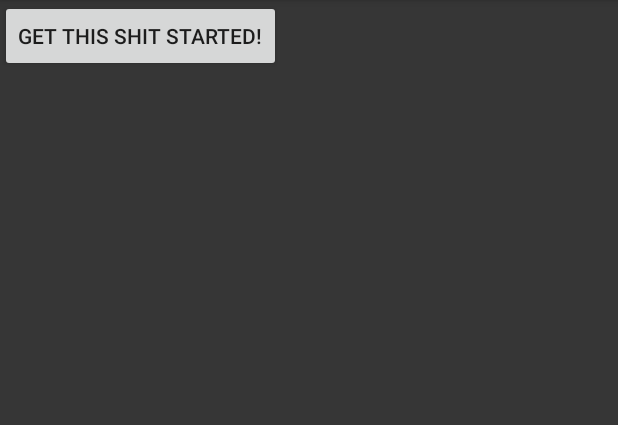
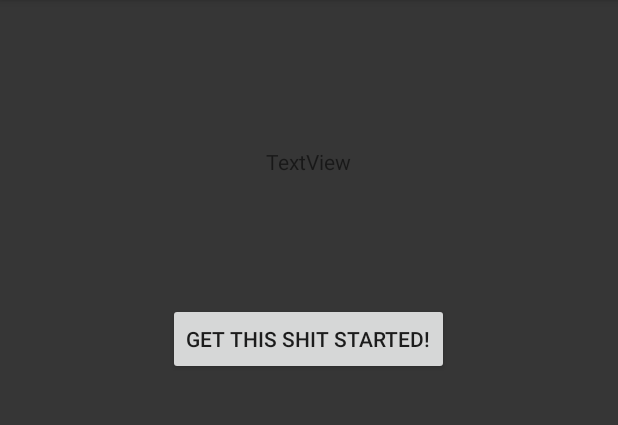
Before and after one commit to jaemoonpark/TapDemo, an Android app: the screen it shows after launch (WelcomeActivity), on a phone screen of 412 x 824 dp, the part 84-509 px from its top. Run offline under Robolectric (Android 15) with nearby library versions, the phone set to English and light mode, and no system bars.

Commit message:
Jaemon's changes

```diff
--- a/app/src/main/res/layout/activity_welcome.xml
+++ b/app/src/main/res/layout/activity_welcome.xml
@@ -1,15 +1,28 @@
 <?xml version="1.0" encoding="utf-8"?>
-<LinearLayout
+<RelativeLayout
     xmlns:android="http://schemas.android.com/apk/res/android"
     xmlns:tools="http://schemas.android.com/tools"
     android:layout_width="match_parent"
     android:layout_height="match_parent"
     android:background="#363636"
     android:orientation="horizontal">
+
     <Button
         android:layout_width="wrap_content"
         android:layout_height="wrap_content"
         android:text="@string/button_send"
         android:onClick="startTest"
-        />
-</LinearLayout>
+        android:layout_alignParentTop="true"
+        android:layout_centerHorizontal="true"
+        android:layout_marginTop="202dp" />
+
+    <TextView
+        android:text="TextView"
+        android:layout_width="wrap_content"
+        android:layout_height="wrap_content"
+        android:layout_alignParentTop="true"
+        android:layout_centerHorizontal="true"
+        android:layout_marginTop="98dp"
+        android:id="@+id/textView2" />
+
+</RelativeLayout>
```
Also changed, not shown: app/src/main/java/com/example/pilot/TapTestActivity.java (+17 -6 lines).
